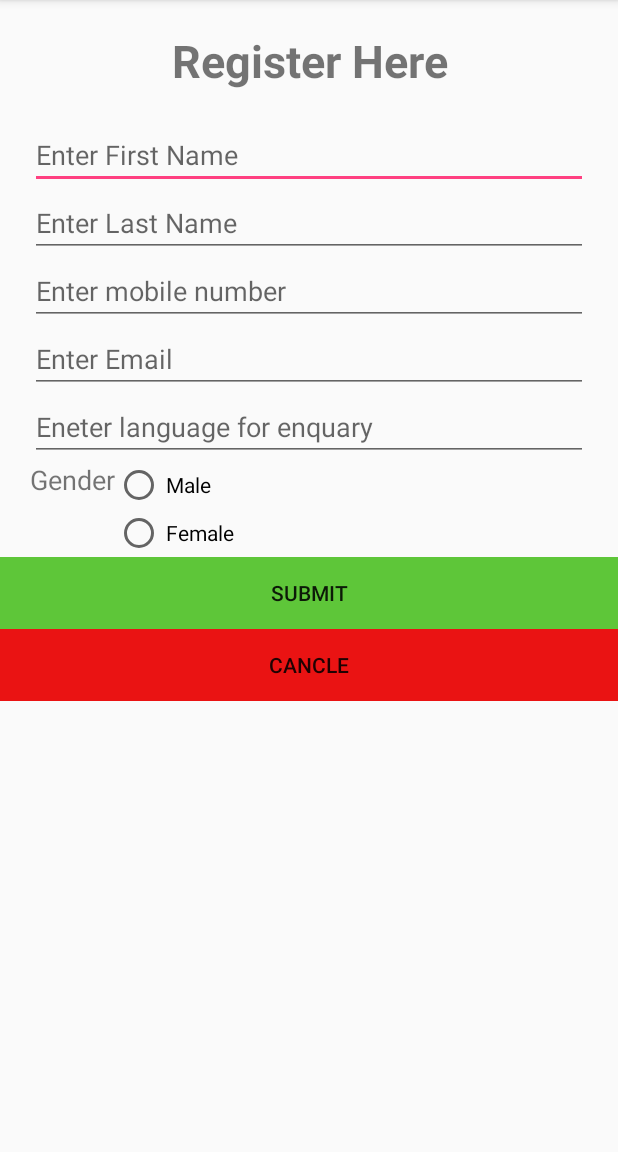
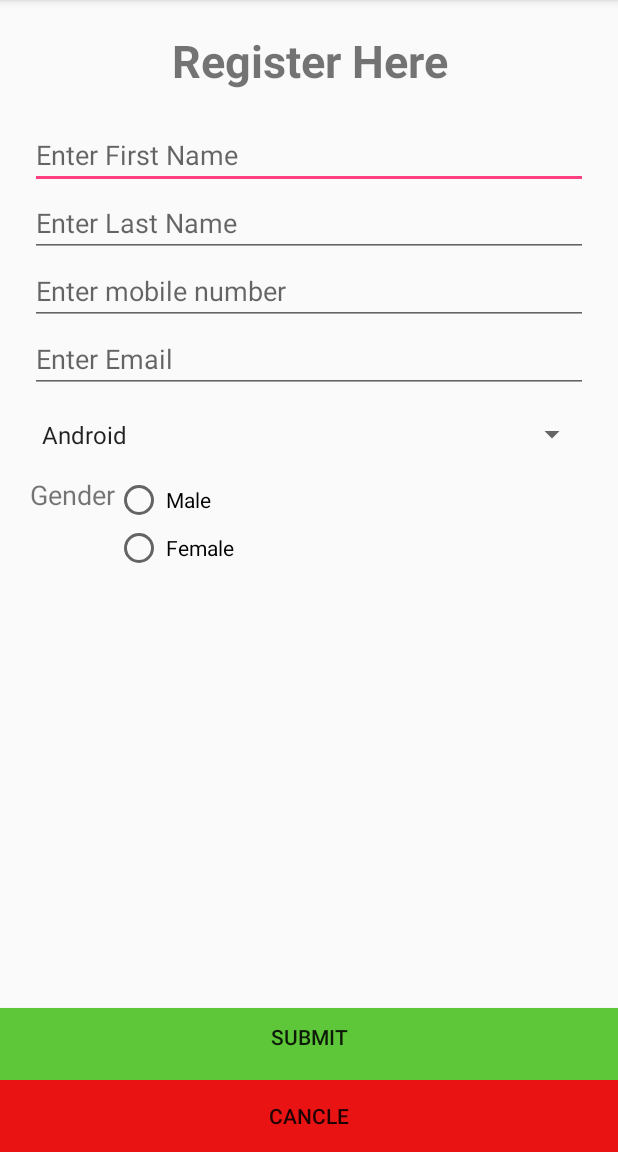
Before and after one commit to sagardeshmukh1994/VisitorsApplication1, an Android app: the screen it shows after launch (registrationActivity), after a tap on "SUBMIT", on a phone screen of 412 x 824 dp, the part 84-1236 px from its top. Run offline under Robolectric (Android 15) with nearby library versions, the phone set to English and light mode, and no system bars.

Commit message:
updated code

```diff
--- a/app/build.gradle
+++ b/app/build.gradle
@@ -25,4 +25,5 @@ dependencies {
     testImplementation 'junit:junit:4.12'
     androidTestImplementation 'com.android.support.test:runner:1.0.2'
     androidTestImplementation 'com.android.support.test.espresso:espresso-core:3.0.2'
+    implementation 'com.android.support:cardview-v7:26.1.0'
 }
--- a/app/src/main/AndroidManifest.xml
+++ b/app/src/main/AndroidManifest.xml
@@ -9,9 +9,7 @@
         android:roundIcon="@mipmap/ic_launcher_round"
         android:supportsRtl="true"
         android:theme="@style/AppTheme">
-        <activity android:name=".MainActivity">
-
-        </activity>
+        <activity android:name=".MainActivity"></activity>
         <activity android:name=".registrationActivity">
             <intent-filter>
                 <action android:name="android.intent.action.MAIN" />
@@ -19,6 +17,7 @@
                 <category android:name="android.intent.category.LAUNCHER" />
             </intent-filter>
         </activity>
+        <activity android:name=".Details"></activity>
     </application>
 
 </manifest>
--- a/app/src/main/java/com/example/padcc/visitorsapplication/DatabaseHandler.java
+++ b/app/src/main/java/com/example/padcc/visitorsapplication/DatabaseHandler.java
@@ -59,14 +59,13 @@ public class DatabaseHandler extends SQLiteOpenHelper {
 
         ContentValues contentValues = new ContentValues();
 
-
+      //  contentValues.put(KEY_VISITOR_ID,visitor.getVisitorId());
         contentValues.put(KEY_VISITOR_FIRSTNAME, visitor.getVfirstnName());
         contentValues.put(KEY_VISITOR_LASTNAME,visitor.getVLastName());
         contentValues.put(KEY_PHONE,visitor.getVPhone());
         contentValues.put(KEY_EMAIL,visitor.getVEmail());
         contentValues.put(KEY_TECHNIQUE,visitor.getVTechnique());
         contentValues.put(KEY_GENDER,visitor.getVgender());
-       // contentValues.put(KEY_GENDER,visitor.getVFemale());
 
         Long result= db.insert(TABLE_VISITORS, null, contentValues);
         return result;
@@ -92,8 +91,6 @@ public class DatabaseHandler extends SQLiteOpenHelper {
                 visitor.setVEmail(cursor.getString(cursor.getColumnIndex(KEY_EMAIL)));
                 visitor.setVTechnique(cursor.getString(cursor.getColumnIndex(KEY_TECHNIQUE)));
                 visitor.setVgender(cursor.getString(cursor.getColumnIndex(KEY_GENDER)));
-              //  visitor.setVMale(cursor.getString(cursor.getColumnIndex(KEY_MALE)));
-               // visitor.setVFemale(cursor.getString(cursor.getColumnIndex(KEY_FEMALE)));
 
                 visitors.add(visitor);
             } while (cursor.moveToNext());
--- a/app/src/main/java/com/example/padcc/visitorsapplication/registrationActivity.java
+++ b/app/src/main/java/com/example/padcc/visitorsapplication/registrationActivity.java
@@ -1,6 +1,8 @@
 package com.example.padcc.visitorsapplication;
 
+import android.app.ProgressDialog;
 import android.content.Intent;
+import android.os.Handler;
 import android.support.v7.app.AppCompatActivity;
 import android.os.Bundle;
 import android.util.Log;
@@ -9,12 +11,14 @@ import android.view.MenuInflater;
 import android.view.MenuItem;
 import android.view.View;
 import android.view.ViewGroup;
+import android.widget.ArrayAdapter;
 import android.widget.BaseAdapter;
 import android.widget.Button;
 import android.widget.EditText;
 import android.widget.ListView;
 import android.widget.RadioButton;
 import android.widget.RadioGroup;
+import android.widget.Spinner;
 import android.widget.TextView;
 import android.widget.Toast;
 
@@ -23,13 +27,15 @@ import org.json.JSONObject;
 import java.util.ArrayList;
 import java.util.List;
 
-public class registrationActivity extends AppCompatActivity {
+public class registrationActivity extends AppCompatActivity implements View.OnClickListener {
     EditText Firstname,Lastname,Phone,Email,Technique;
     RadioButton male,female;
     RadioGroup rg;
     Button submit,cancle;
+    Spinner spinner;
     DatabaseHandler db;
     ListView listView;
+    ProgressDialog pd;
 
 
 
@@ -43,9 +49,13 @@ public class registrationActivity extends AppCompatActivity {
         Lastname=(EditText) findViewById(R.id.lastname);
         Phone=(EditText) findViewById(R.id.phone);
         Email=(EditText) findViewById(R.id.email);
-        Technique=(EditText) findViewById(R.id.technique);
+      //  Technique=(EditText) findViewById(R.id.technique);
         male=(RadioButton) findViewById(R.id.Male);
         female=(RadioButton) findViewById(R.id.Female);
+        spinner=(Spinner)findViewById(R.id.spinner1);
+        ArrayAdapter<CharSequence> adapter=ArrayAdapter.createFromResource(this,R.array.languages,android.R.layout.simple_spinner_item);
+        adapter.setDropDownViewResource(android.R.layout.simple_spinner_dropdown_item);
+        spinner.setAdapter(adapter);
 
         submit=(Button) findViewById(R.id.submit1);
         cancle=(Button) findViewById(R.id.cancle1);
@@ -58,7 +68,7 @@ public class registrationActivity extends AppCompatActivity {
                 Visitor visitor = new Visitor();
                 String fname,lname,phone,mail,technique;
                 String gender="";
-
+                boolean check=false;
 
                 if (male.isChecked()) {
 
@@ -67,31 +77,46 @@ public class registrationActivity extends AppCompatActivity {
                     gender="feMale";
                 }
 
-
                 fname =Firstname.getText().toString();
                 lname =Lastname.getText().toString();
                 phone =Phone.getText().toString();
-                technique=Technique.getText().toString();
-                mail =Email.getText().toString();
-              //  gender =rb.getText().toString();
-
-
+                technique=spinner.getSelectedItem().toString();
+                mail =Email.getText().toString().trim();
+                String emialpattern = "[a-zA-Z0-9._-]+@[a-z]+\\.+[a-z]+";
+                if(fname.equalsIgnoreCase(""))
+                {
+                    Toast.makeText(getApplicationContext(), "Firstnme Required", Toast.LENGTH_SHORT).show();
+                }
+                 else   if(lname.equalsIgnoreCase(""))
+                {
+                    Toast.makeText(getApplicationContext(), "Lasttnme Required", Toast.LENGTH_SHORT).show();
+                }
+                else   if(phone.equalsIgnoreCase(""))
+                {
+                    Toast.makeText(getApplicationContext(), "Phone number Required", Toast.LENGTH_SHORT).show();
+                }
+                else   if(technique.equalsIgnoreCase(""))
+                {
+                    Toast.makeText(getApplicationContext(), "Enquiry field Required", Toast.LENGTH_SHORT).show();
+                }
+                 else if(mail.matches(emialpattern)) {
+                    if ((phone.length() < 10 || phone.length() > 10)) {
+                        Toast.makeText(getApplicationContext(), "Invalid phone number", Toast.LENGTH_SHORT).show();
+                    } else {
                         visitor.setVfirstnName(fname);
                         visitor.setVLastName(lname);
                         visitor.setVPhone(phone);
                         visitor.setVEmail(mail);
                         visitor.setVTechnique(technique);
                         visitor.setVgender(gender);
-                Long result=db.insertVisitor(visitor);
-                Log.i("result :",String.valueOf(result));
-                Toast.makeText(getApplicationContext(),"Registered successfully",Toast.LENGTH_SHORT).show();
+                        Long result = db.insertVisitor(visitor);
+                        Log.i("result :", String.valueOf(result));
+                        Toast.makeText(getApplicationContext(), "Registered successfully", Toast.LENGTH_SHORT).show();
                     }
-        });
-
-        cancle.setOnClickListener(new View.OnClickListener() {
-            @Override
-            public void onClick(View view) {
-
+                }
+        else {
+            Toast.makeText(getApplicationContext(), "Invalid email address", Toast.LENGTH_SHORT).show();
+        }
             }
         });
     }
@@ -109,12 +134,49 @@ public class registrationActivity extends AppCompatActivity {
         switch (item.getItemId()){
 
             case R.id.item_view:
+                pd = new ProgressDialog(registrationActivity.this);
+                pd.setMessage("Please wait");
+                pd.setCancelable(true);
+                pd.show();
 
                 Intent intent=new Intent(registrationActivity.this,MainActivity.class);
                 startActivity(intent);
 
+
                 Toast.makeText(getApplicationContext(),"Visitors List",Toast.LENGTH_SHORT).show();
+
         }
         return super.onOptionsItemSelected(item);
     }
+
+    boolean doubleBackToExitPressedOnce = false;
+    @Override
+    public void onBackPressed() {
+        if (doubleBackToExitPressedOnce) {
+            super.onBackPressed();
+            return;
         }
+
+        this.doubleBackToExitPressedOnce = true;
+        Toast.makeText(this, "Please click BACK again to exit", Toast.LENGTH_SHORT).show();
+
+        new Handler().postDelayed(new Runnable() {
+
+            @Override
+            public void run() {
+                doubleBackToExitPressedOnce=false;
+            }
+        }, 2000);
+    }
+
+    @Override
+    public void onClick(View view) {
+        Firstname.getText().clear();
+        Lastname.getText().clear();
+        Phone.getText().clear();
+        Email.getText().clear();
+     //   spinner.getText().clear();
+        male.setChecked(false);
+        female.setChecked(false);
+    }
+}
--- a/app/src/main/res/layout/activity_registration2.xml
+++ b/app/src/main/res/layout/activity_registration2.xml
@@ -64,15 +64,22 @@ android:layout_width="match_parent"
         android:hint="Enter Email"
         android:layout_marginLeft="20dp"
         android:layout_marginRight="20dp"/>
-    <EditText
-        android:id="@+id/technique"
+
+    <Spinner
+        android:id="@+id/spinner1"
         android:layout_width="match_parent"
-        android:layout_height="wrap_content"
-        android:layout_gravity="center"
-        android:gravity="left"
-        android:hint="Eneter language for enquary"
+        android:layout_height="55dp"
         android:layout_marginLeft="20dp"
-        android:layout_marginRight="20dp"/>
+        android:layout_marginRight="20dp"></Spinner>
+    <!--<EditText-->
+        <!--android:id="@+id/technique"-->
+        <!--android:layout_width="match_parent"-->
+        <!--android:layout_height="wrap_content"-->
+        <!--android:layout_gravity="center"-->
+        <!--android:gravity="left"-->
+        <!--android:hint="Eneter language for enquary"-->
+        <!--android:layout_marginLeft="20dp"-->
+        <!--android:layout_marginRight="20dp"/>-->
 <LinearLayout
     android:layout_width="match_parent"
     android:layout_height="wrap_content"
@@ -81,14 +88,15 @@ android:layout_width="match_parent"
     <TextView
         android:layout_width="wrap_content"
         android:layout_height="wrap_content"
+        android:paddingLeft="20dp"
         android:text="Gender"
-        android:textSize="18dp"
-        android:paddingLeft="20dp"/>
+        android:textSize="18dp" />
 
    <RadioGroup
        android:id="@+id/radioGroup"
        android:layout_width="match_parent"
        android:layout_height="wrap_content">
+
        <RadioButton
         android:id="@+id/Male"
         android:layout_width="match_parent"
@@ -97,14 +105,15 @@ android:layout_width="match_parent"
         android:text="Male"
         android:paddingLeft="2dp"
         />
+
        <RadioButton
            android:id="@+id/Female"
            android:layout_width="match_parent"
            android:layout_height="wrap_content"
            android:layout_gravity="center"
-        android:text="Female"
            android:paddingLeft="2dp"
-        />
+           android:text="Female" />
+
    </RadioGroup>
 </LinearLayout>
 
@@ -113,30 +122,42 @@ android:layout_width="match_parent"
 </LinearLayout>
 </ScrollView>
 
-<LinearLayout
+    <RelativeLayout
         android:layout_width="match_parent"
-android:layout_height="wrap_content"
-android:orientation="vertical"
-android:weightSum="2">
+        android:layout_height="wrap_content">
 
         <Button
             android:id="@+id/submit1"
             android:layout_width="match_parent"
             android:layout_height="wrap_content"
-    android:text="Submit"
+            android:layout_alignStart="@+id/cancle1"
+            android:layout_alignLeft="@+id/cancle1"
+            android:layout_alignEnd="@+id/cancle1"
+            android:layout_alignRight="@+id/cancle1"
+            android:layout_alignBottom="@+id/cancle1"
+            android:layout_marginStart="0dp"
+            android:layout_marginLeft="0dp"
+            android:layout_marginTop="0dp"
+            android:layout_marginEnd="0dp"
+            android:layout_marginRight="0dp"
+            android:layout_marginBottom="48dp"
             android:layout_weight="1"
-    android:background="#5ec639"/>
+            android:background="#5ec639"
+            android:paddingBottom="10dp"
+            android:text="Submit" />
+
         <Button
             android:id="@+id/cancle1"
             android:layout_width="match_parent"
             android:layout_height="wrap_content"
+            android:layout_alignParentBottom="true"
             android:layout_gravity="center_horizontal|center"
-    android:layout_alignParentBottom="true"
-    android:text="Cancle"
             android:layout_weight="1"
-    android:background="#ea1313"/>
+            android:background="#ea1313"
+            android:onClick="onClick"
+            android:text="Cancle" />
 
-</LinearLayout>
+    </RelativeLayout>
 
 
     </LinearLayout>
--- a/app/src/main/res/values/strings.xml
+++ b/app/src/main/res/values/strings.xml
@@ -1,3 +1,13 @@
 <resources>
     <string name="app_name">VisitorsApplication</string>
+
+    <string-array name="languages">
+        <item>Android</item>
+        <item>C++</item>
+        <item>Java</item>
+        <item>C</item>
+        <item>ios</item>
+        <item>UI/UX</item>
+        <item>Python</item>
+    </string-array>
 </resources>
```
Also changed, not shown: app/src/main/java/com/example/padcc/visitorsapplication/Details.java (+8 -7 lines), app/src/main/java/com/example/padcc/visitorsapplication/MainActivity.java (+6 -16 lines), app/src/main/res/layout/visitorslist.xml (+15 -8 lines), app/src/main/res/drawable-hdpi/ic_delete.png (added), app/src/main/res/drawable-hdpi/ic_stat_name.png (added), app/src/main/res/drawable-mdpi/ic_delete.png (added), app/src/main/res/drawable-mdpi/ic_stat_name.png (added), app/src/main/res/drawable-xhdpi/ic_delete.png (added), app/src/main/res/drawable-xhdpi/ic_stat_name.png (added), app/src/main/res/drawable-xxhdpi/ic_delete.png (added), app/src/main/res/drawable-xxhdpi/ic_stat_name.png (added), app/src/main/res/drawable-xxxhdpi/ic_delete.png (added), app/src/main/res/drawable-xxxhdpi/ic_stat_name.png (added). Lines whose indentation alone changed are shown as unchanged.
